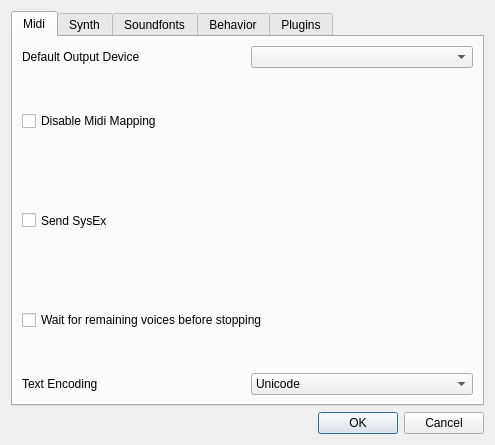
This is qmidiplayer-desktop/qmpsettingswindow.ui in chirs241097/QMidiPlayer as Qt 5 draws it before an edit. The edited form follows.
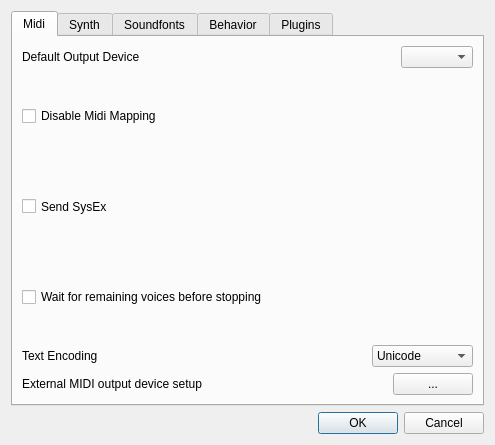
This is the edited form. Icons and pictures are not drawn.

Commit message:
Device initialization file implementation (part 1).
Added UI for external device configuration.
Instrument mapping portion of the device intialization file is now working.
Fixed a few spots where return value of getChannelPreset() is ignored.
Fixed layout of the preset selection dialog.

Diff of the .ui file:
```diff
--- a/qmidiplayer-desktop/qmpsettingswindow.ui
+++ b/qmidiplayer-desktop/qmpsettingswindow.ui
@@ -35,7 +35,7 @@
          <item>
           <widget class="QLabel" name="lbOutputDevice">
            <property name="sizePolicy">
-            <sizepolicy hsizetype="Preferred" vsizetype="Preferred">
+            <sizepolicy hsizetype="Expanding" vsizetype="Preferred">
              <horstretch>0</horstretch>
              <verstretch>0</verstretch>
             </sizepolicy>
@@ -48,7 +48,7 @@
          <item>
           <widget class="QComboBox" name="cbOutputDevice">
            <property name="sizePolicy">
-            <sizepolicy hsizetype="Minimum" vsizetype="Fixed">
+            <sizepolicy hsizetype="Preferred" vsizetype="Fixed">
              <horstretch>0</horstretch>
              <verstretch>0</verstretch>
             </sizepolicy>
@@ -101,7 +101,7 @@
          <item>
           <widget class="QLabel" name="lbEncoding">
            <property name="sizePolicy">
-            <sizepolicy hsizetype="Preferred" vsizetype="Preferred">
+            <sizepolicy hsizetype="Expanding" vsizetype="Preferred">
              <horstretch>0</horstretch>
              <verstretch>0</verstretch>
             </sizepolicy>
@@ -178,6 +178,36 @@
          </item>
         </layout>
        </item>
+       <item>
+        <layout class="QHBoxLayout" name="horizontalLayout_5">
+         <item>
+          <widget class="QLabel" name="lbExtDevSetup">
+           <property name="sizePolicy">
+            <sizepolicy hsizetype="Expanding" vsizetype="Preferred">
+             <horstretch>0</horstretch>
+             <verstretch>0</verstretch>
+            </sizepolicy>
+           </property>
+           <property name="text">
+            <string>External MIDI output device setup</string>
+           </property>
+          </widget>
+         </item>
+         <item>
+          <widget class="QPushButton" name="pbExtDevSetup">
+           <property name="sizePolicy">
+            <sizepolicy hsizetype="Preferred" vsizetype="Fixed">
+             <horstretch>0</horstretch>
+             <verstretch>0</verstretch>
+            </sizepolicy>
+           </property>
+           <property name="text">
+            <string>...</string>
+           </property>
+          </widget>
+         </item>
+        </layout>
+       </item>
       </layout>
      </widget>
      <widget class="QWidget" name="tab_2">
```
The commit also changes 16 other files.
